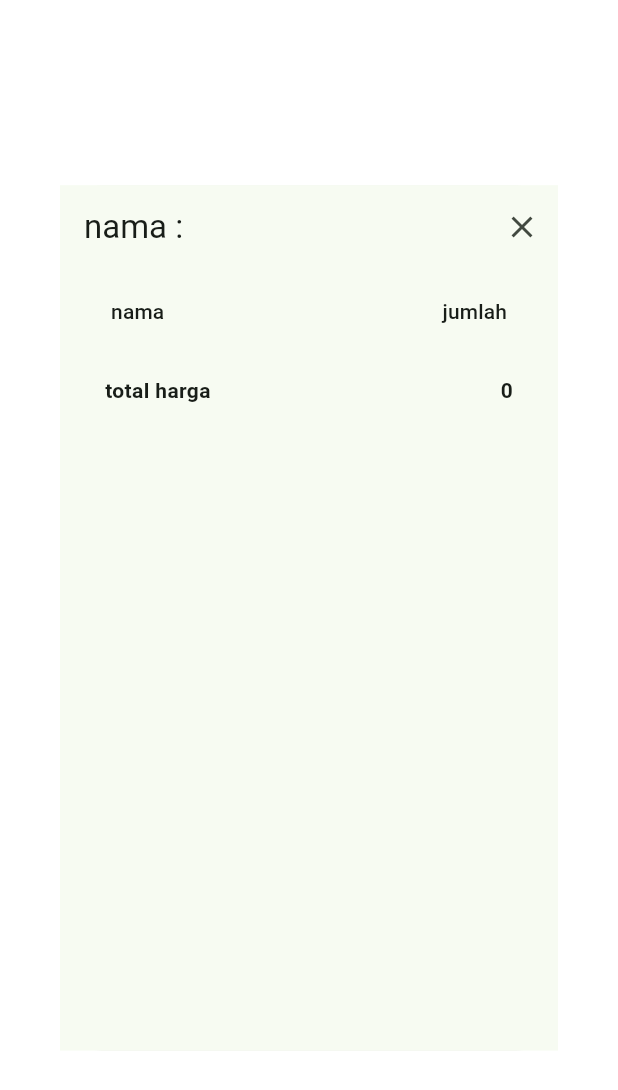
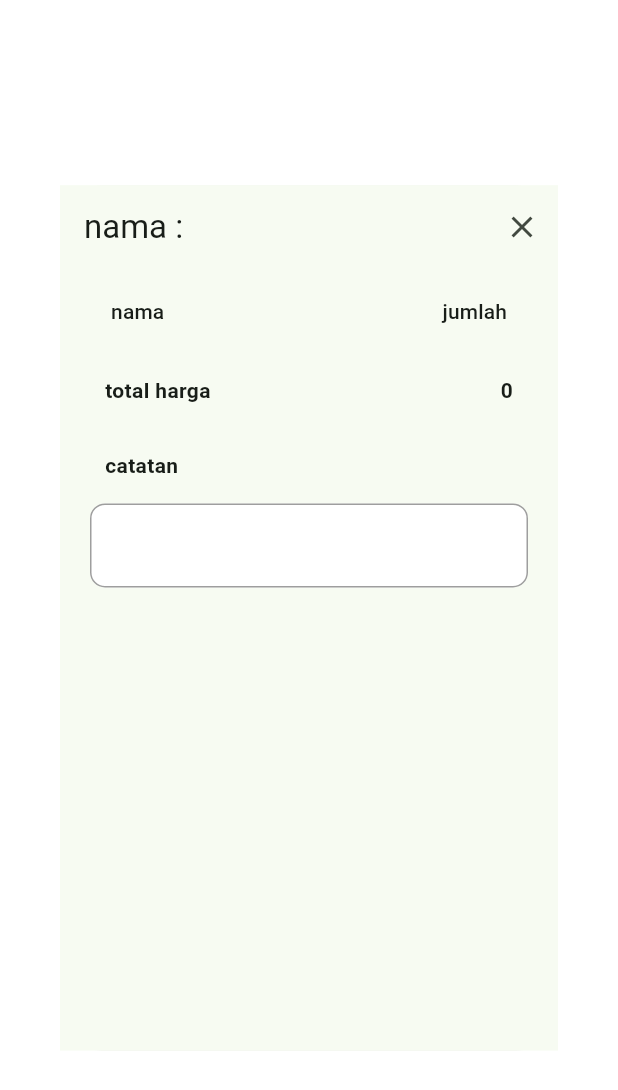
Before and after one commit to k1s6/orderinv2-mobile, a Flutter app: the SecondPageDialog screen opened directly with empty values, on a phone screen of 412 x 824 dp. Shown: the top 1090 px of the screen. Run offline on Flutter 3.47's test engine with Material 3 defaults, Android fonts, the phone set to English and light mode, and no system bars; our stand-ins replace cloud_firestore, firebase_auth, firebase_core, firebase_storage, fluttertoast, get and 2 more; missing offline and left inert: d_method; accounts and stored records are empty; network calls fail.

Commit message:
new commit

```diff
--- a/lib/Widget/ListCardPesanan.dart
+++ b/lib/Widget/ListCardPesanan.dart
@@ -97,13 +97,18 @@ class ListCardPesanan extends StatelessWidget {
   }
 }
 
-class SecondPageDialog extends StatelessWidget {
+class SecondPageDialog extends StatefulWidget {
   const SecondPageDialog(
       {super.key, required this.dataList, required this.categories});
 
   final Transaksi dataList;
   final String categories;
 
+  @override
+  State<SecondPageDialog> createState() => _SecondPageDialogState();
+}
+
+class _SecondPageDialogState extends State<SecondPageDialog> {
   Future<void> updateTransaksi(
       String status, String kode, BuildContext context) async {
     final String apiUrl = '${OrderinAppConstant.updateTransaction}/${kode}';
@@ -189,6 +194,10 @@ class SecondPageDialog extends StatelessWidget {
     }
   }
 
+
+  late TextEditingController _controller =
+      TextEditingController(text: widget.dataList.catatan);
+
   @override
   Widget build(BuildContext context) {
     return Dialog(
@@ -199,7 +208,7 @@ class SecondPageDialog extends StatelessWidget {
             0.7, // 90% of the screen height
         child: Scaffold(
           appBar: AppBar(
-            title: Text("nama : ${dataList.nama}"),
+            title: Text("nama : ${widget.dataList.nama}"),
             automaticallyImplyLeading: false, // Remove the back button
             actions: <Widget>[
               IconButton(
@@ -242,7 +251,7 @@ class SecondPageDialog extends StatelessWidget {
                                 numeric: true,
                               ),
                             ],
-                            rows: dataList.details.map((e) {
+                            rows: widget.dataList.details.map((e) {
                               return DataRow(cells: [
                                 DataCell(Text(e.product.namaProduct ?? '')),
                                 DataCell(
@@ -275,12 +284,47 @@ class SecondPageDialog extends StatelessWidget {
                           ),
                           Expanded(child: SizedBox()),
                           Text(
-                            '${dataList.total}',
+                            '${widget.dataList.total}',
                             style: TextStyle(fontWeight: FontWeight.bold),
                           )
                         ],
                       ),
                     )
+                  ],
+                ),
+                Padding(
+                  padding:
+                      const EdgeInsets.symmetric(vertical: 15, horizontal: 30),
+                  child: Text(
+                    'catatan',
+                    style: TextStyle(fontWeight: FontWeight.bold),
+                  ),
+                ),
+                Column(
+                  children: [
+                    Padding(
+                      padding: const EdgeInsets.symmetric(horizontal: 20),
+                      child: TextField(
+                          readOnly: true,
+                          controller: _controller,
+                          obscureText: false,
+                          maxLines: null,
+                          decoration: InputDecoration(
+                            fillColor: Colors.white,
+                            filled: true,
+                            enabledBorder: const OutlineInputBorder(
+                                borderSide: BorderSide(color: Colors.grey),
+                                borderRadius:
+                                    BorderRadius.all(Radius.circular(10))),
+                            focusedBorder: const OutlineInputBorder(
+                                borderSide: BorderSide(
+                                    color: Color.fromARGB(255, 0, 0, 0)),
+                                borderRadius:
+                                    BorderRadius.all(Radius.circular(10))),
+                            // prefixIcon: widget.icon,
+                            // suffixIcon: widget.hinttxt == "Password"
+                          )),
+                    ),
                   ],
                 ),
                 Expanded(
@@ -290,7 +334,7 @@ class SecondPageDialog extends StatelessWidget {
                   children: [
                     Padding(
                       padding: const EdgeInsets.only(left: 15),
-                      child: this.categories == "pesanan"
+                      child: this.widget.categories == "pesanan"
                           ? OutlinedButton(
                               child: Container(
                                 width: 62,
@@ -314,8 +358,10 @@ class SecondPageDialog extends StatelessWidget {
                                 ),
                               ),
                               onPressed: () {
-                                updateTransaksi("ditolak",
-                                    '${dataList.kodeTransaksi}', context);
+                                updateTransaksi(
+                                    "ditolak",
+                                    '${widget.dataList.kodeTransaksi}',
+                                    context);
                               },
                             )
                           : SizedBox(),
@@ -323,7 +369,7 @@ class SecondPageDialog extends StatelessWidget {
                     Expanded(child: SizedBox()),
                     Padding(
                       padding: const EdgeInsets.only(right: 15),
-                      child: this.categories == "pesanan"
+                      child: this.widget.categories == "pesanan"
                           ? OutlinedButton(
                               child: Container(
                                 width: 70,
@@ -347,8 +393,10 @@ class SecondPageDialog extends StatelessWidget {
                                 ),
                               ),
                               onPressed: () {
-                                updateTransaksi("dikonfirmasi",
-                                    '${dataList.kodeTransaksi}', context);
+                                updateTransaksi(
+                                    "dikonfirmasi",
+                                    '${widget.dataList.kodeTransaksi}',
+                                    context);
                               },
                             )
                           : SizedBox(),
@@ -364,26 +412,3 @@ class SecondPageDialog extends StatelessWidget {
     );
   }
 }
-
-// final List dataList = [
-//   {'nama': 'expresso', 'jumlah': 2, 'harga': 10000},
-//   {'nama': 'americano', 'jumlah': 1, 'harga': 30000},
-//   {'nama': 'steak', 'jumlah': 3, 'harga': 50000},
-// ];
-
-// class SecondPageContent extends StatelessWidget {
-
-//   @override
-//   Widget build(BuildContext context) {
-//     return
-//   }
-// }
-
-Text _getTitleProduct(String txt) {
-  switch (txt) {
-    case "ok":
-      return Text('Nama : John Doe');
-    default:
-      return Text('nothing');
-  }
-}
--- a/lib/configuration/Constant.dart
+++ b/lib/configuration/Constant.dart
@@ -6,6 +6,8 @@ class OrderinAppConstant {
   static String updateURL = '${OrderinAppConstant.baseURL}/product';
   static String delprodURL = '${OrderinAppConstant.baseURL}/delproduct';
   static String upimgURL = '${OrderinAppConstant.baseURL}/upload-img';
-  static String getdataTransaction = '${OrderinAppConstant.baseURL}/transaction';
-  static String updateTransaction = '${OrderinAppConstant.baseURL}/transactionupdate';
+  static String getdataTransaction =
+      '${OrderinAppConstant.baseURL}/transaction';
+  static String updateTransaction =
+      '${OrderinAppConstant.baseURL}/transactionupdate';
 }
--- a/lib/model/Transaction.dart
+++ b/lib/model/Transaction.dart
@@ -12,6 +12,7 @@ class Transaksi {
   String status;
   int jumlah;
   int total;
+  String? catatan;
   DateTime createdAt;
   DateTime updatedAt;
   List<Detail> details;
@@ -22,6 +23,7 @@ class Transaksi {
     required this.status,
     required this.jumlah,
     required this.total,
+    this.catatan,
     required this.createdAt,
     required this.updatedAt,
     required this.details,
@@ -33,9 +35,11 @@ class Transaksi {
         status: json["status"],
         jumlah: json["jumlah"],
         total: json["total"],
+        catatan: json["catatan"],
         createdAt: DateTime.parse(json["created_at"]),
         updatedAt: DateTime.parse(json["updated_at"]),
-        details: List<Detail>.from(json["details"].map((x) => Detail.fromJson(x))),
+        details:
+            List<Detail>.from(json["details"].map((x) => Detail.fromJson(x))),
       );
 
   Map<String, dynamic> toJson() => {
@@ -44,11 +48,11 @@ class Transaksi {
         "status": status,
         "jumlah": jumlah,
         "total": total,
+        "catatan": catatan,
         "created_at": createdAt.toIso8601String(),
         "updated_at": updatedAt.toIso8601String(),
         "details": List<dynamic>.from(details.map((x) => x.toJson())),
       };
-
 }
 
 class Detail {
@@ -85,5 +89,4 @@ class Detail {
         "total": total,
         "product": product.toJson(),
       };
-
 }
```
Lines whose indentation alone changed are shown as unchanged.
